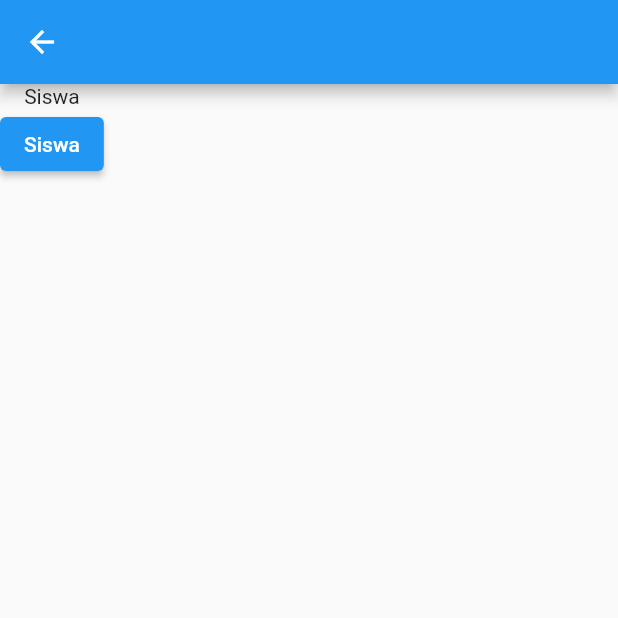
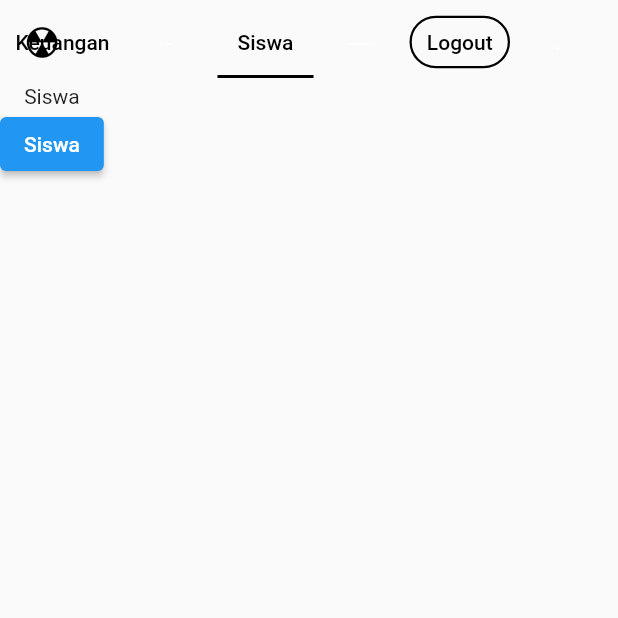
Before and after one commit to KukangSulap/dmc_sql, a Flutter app: the SiswaPage screen opened directly, on a phone screen of 412 x 824 dp, the top half of it. Run offline on Flutter 3.47's test engine with Material 2 defaults, Android fonts, the phone set to English and light mode, and no system bars.

Commit message:
menyesuaikan garis bawah di tombol keuangan/siswa sesuai dengan halaman page berada dan navigasi ke halamannya masing-masing

```diff
--- a/dmc_sql/lib/AppBar/appBarAdmin.dart
+++ b/dmc_sql/lib/AppBar/appBarAdmin.dart
@@ -1,12 +1,13 @@
+import 'package:dmc_sql/BagKeuangan/keuangan.dart';
+import 'package:dmc_sql/BagSiswa/siswa.dart';
 import 'package:flutter/cupertino.dart';
 import 'package:flutter/material.dart';
 import 'package:flutter/src/widgets/framework.dart';
 import 'package:flutter/src/widgets/placeholder.dart';
 
 class AppBarAdmin extends StatefulWidget implements PreferredSizeWidget {
-  AppBarAdmin({
-    super.key,
-  });
+  AppBarAdmin({super.key, required this.page});
+  final String page;
 
   @override
   // TODO: implement preferredSize
@@ -22,6 +23,10 @@ class _AppBarAdminState extends State<AppBarAdmin> {
     final ButtonStyle style = TextButton.styleFrom(
       foregroundColor: Theme.of(context).colorScheme.onPrimary,
     );
+
+    const TextDecoration underlineDecoration = TextDecoration.underline;
+    const TextDecoration noDecoration = TextDecoration.none;
+
     return AppBar(
       backgroundColor: Colors.transparent,
       elevation: 0,
@@ -44,17 +49,24 @@ class _AppBarAdminState extends State<AppBarAdmin> {
           child: Row(
             children: <Widget>[
               DecoratedBox(
-                decoration: const BoxDecoration(
+                decoration: BoxDecoration(
                   border: Border(
                     bottom: BorderSide(
-                      color: Colors.black,
+                      color: widget.page == 'k'
+                          ? Colors.black
+                          : Colors.transparent,
                       width: 2.0,
                     ),
                   ),
                 ),
                 child: TextButton(
                   style: style,
-                  onPressed: () {},
+                  onPressed: () {
+                    Navigator.push(
+                        context,
+                        MaterialPageRoute(
+                            builder: (context) => const KeuanganPage()));
+                  },
                   child: const Text(
                     'Keuangan',
                     style: TextStyle(
@@ -68,13 +80,30 @@ class _AppBarAdminState extends State<AppBarAdmin> {
                 onPressed: () {},
                 child: const Text('-'),
               ),
-              TextButton(
-                style: style,
-                onPressed: () {},
-                child: const Text(
-                  'Siswa',
-                  style: TextStyle(
-                    color: Colors.black,
+              DecoratedBox(
+                decoration: BoxDecoration(
+                  border: Border(
+                    bottom: BorderSide(
+                      color: widget.page == 's'
+                          ? Colors.black
+                          : Colors.transparent,
+                      width: 2.0,
+                    ),
+                  ),
+                ),
+                child: TextButton(
+                  style: style,
+                  onPressed: () {
+                    Navigator.push(
+                        context,
+                        MaterialPageRoute(
+                            builder: (context) => const SiswaPage()));
+                  },
+                  child: const Text(
+                    'Siswa',
+                    style: TextStyle(
+                      color: Colors.black,
+                    ),
                   ),
                 ),
               ),
--- a/dmc_sql/lib/BagKeuangan/editKeuangan.dart
+++ b/dmc_sql/lib/BagKeuangan/editKeuangan.dart
@@ -16,7 +16,7 @@ class _EditKeuanganState extends State<EditKeuangan> {
   @override
   Widget build(BuildContext context) {
     return Scaffold(
-      appBar: AppBarAdmin(),
+      appBar: AppBarAdmin(page: 'k',),
       body: Text(widget.status),
     );
   }
--- a/dmc_sql/lib/BagKeuangan/keuangan.dart
+++ b/dmc_sql/lib/BagKeuangan/keuangan.dart
@@ -33,7 +33,7 @@ class _KeuanganPageState extends State<KeuanganPage> {
     );
     return Scaffold(
       extendBodyBehindAppBar: true,
-      appBar: AppBarAdmin(),
+      appBar: AppBarAdmin(page: 'k',),
       body: SafeArea(
         child: Row(
           children: const [
--- a/dmc_sql/lib/BagSiswa/siswa.dart
+++ b/dmc_sql/lib/BagSiswa/siswa.dart
@@ -1,3 +1,4 @@
+import 'package:dmc_sql/AppBar/appBarAdmin.dart';
 import 'package:dmc_sql/BagSiswa/inputSiswa.dart';
 import 'package:flutter/material.dart';
 import 'package:flutter/src/widgets/framework.dart';
@@ -14,7 +15,7 @@ class _SiswaPageState extends State<SiswaPage> {
   @override
   Widget build(BuildContext context) {
     return Scaffold(
-      appBar: AppBar(),
+      appBar: AppBarAdmin(page: "s"),
       body: Column(
         children: [
           Text("Siswa"),
--- a/dmc_sql/lib/main.dart
+++ b/dmc_sql/lib/main.dart
@@ -147,7 +147,7 @@ class _SchoolProfilePageState extends State<SchoolProfilePage> {
                     Navigator.push(
                         context,
                         MaterialPageRoute(
-                            builder: (context) =>  const KeuanganPage()));
+                            builder: (context) => const KeuanganPage()));
                   },
                   child: const Text('Keuangan'),
                 ),
@@ -156,7 +156,7 @@ class _SchoolProfilePageState extends State<SchoolProfilePage> {
                     Navigator.push(
                         context,
                         MaterialPageRoute(
-                            builder: (context) =>  const SiswaPage()));
+                            builder: (context) => const SiswaPage()));
                   },
                   child: const Text('Siswa'),
                 ),
```
